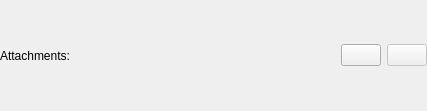
Before: the Qt Designer form incidenceeditors/incidenceeditor-ng/incidenceattachmenteditor.ui in chusopr/kdepim-ktimetracker-akonadi, drawn with Qt 5.
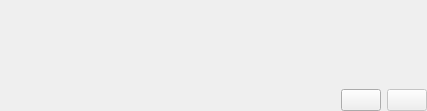
After: the same form once the commit is applied.

```diff
--- a/incidenceeditors/incidenceeditor-ng/incidenceattachmenteditor.ui
+++ b/incidenceeditors/incidenceeditor-ng/incidenceattachmenteditor.ui
@@ -10,27 +10,14 @@
     <height>111</height>
    </rect>
   </property>
-  <layout class="QHBoxLayout" name="horizontalLayout">
+  <layout class="QGridLayout" name="gridLayout">
    <property name="margin">
     <number>0</number>
    </property>
-   <item>
-    <widget class="QLabel" name="label">
-     <property name="sizePolicy">
-      <sizepolicy hsizetype="Fixed" vsizetype="Preferred">
-       <horstretch>0</horstretch>
-       <verstretch>0</verstretch>
-      </sizepolicy>
-     </property>
-     <property name="text">
-      <string extracomment="@label">Attachments:</string>
-     </property>
-    </widget>
-   </item>
-   <item>
+   <item row="0" column="0" rowspan="2" colspan="3">
     <widget class="QWidget" name="mAttachmentViewPlaceHolder" native="true"/>
    </item>
-   <item>
+   <item row="2" column="1">
     <widget class="QPushButton" name="mAddButton">
      <property name="sizePolicy">
       <sizepolicy hsizetype="Fixed" vsizetype="Fixed">
@@ -49,7 +36,7 @@
      </property>
     </widget>
    </item>
-   <item>
+   <item row="2" column="2">
     <widget class="QPushButton" name="mRemoveButton">
      <property name="enabled">
       <bool>false</bool>
@@ -71,6 +58,19 @@
      </property>
     </widget>
    </item>
+   <item row="2" column="0">
+    <spacer name="horizontalSpacer">
+     <property name="orientation">
+      <enum>Qt::Horizontal</enum>
+     </property>
+     <property name="sizeHint" stdset="0">
+      <size>
+       <width>40</width>
+       <height>20</height>
+      </size>
+     </property>
+    </spacer>
+   </item>
   </layout>
  </widget>
  <resources/>
```
